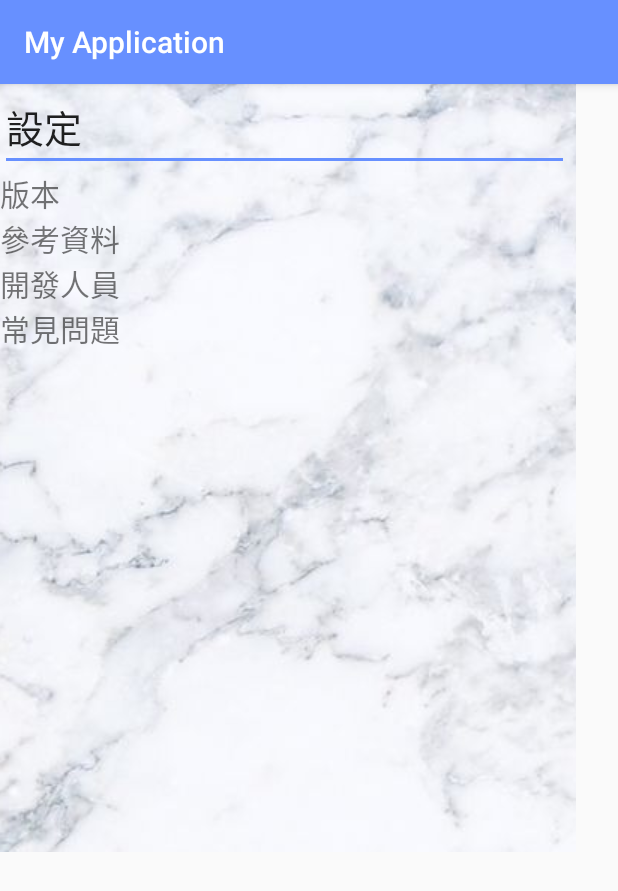
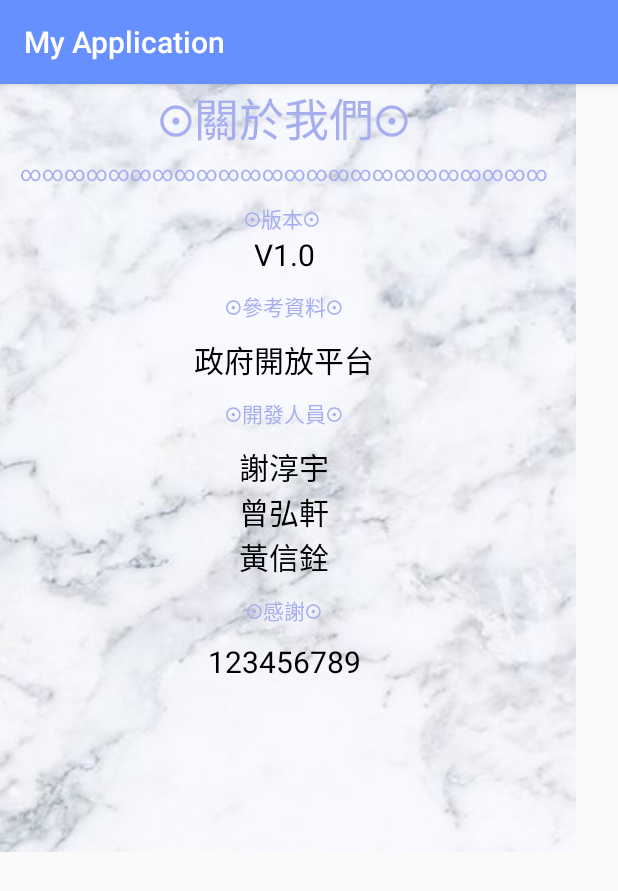
Before and after one commit to fcu-d0441292/yao-chuang-hsiao-chen-tan, an Android app: the Setting screen opened directly, with no data from a screen before it, on a phone screen of 412 x 824 dp. Shown: the top 891 px of the screen. Run offline under Robolectric (Android 15) with nearby library versions, the phone set to English and light mode, and no system bars; Roboto replaces fonts that are not available here; 4 statements that could not run were skipped.

Commit message:
setting UI設計

```diff
--- a/app/build.gradle
+++ b/app/build.gradle
@@ -17,7 +17,7 @@ android {
             proguardFiles getDefaultProguardFile('proguard-android.txt'), 'proguard-rules.pro'
         }
     }
-    buildToolsVersion '27.0.3'
+    buildToolsVersion '26.0.2'
 }
 
 dependencies {
--- a/app/src/main/java/com/example/user/myapplication/Setting.java
+++ b/app/src/main/java/com/example/user/myapplication/Setting.java
@@ -1,15 +1,35 @@
 package com.example.user.myapplication;
 
+import android.graphics.Typeface;
 import android.support.v7.app.AppCompatActivity;
 import android.os.Bundle;
+import android.widget.TextView;
 
 import net.macdidi.myandroidtutorial.ItemDAO;
 
 public class Setting extends AppCompatActivity {
 
+    private TextView tv_version;
+    private TextView tv_datasource;
+    private TextView tv_engineer;
+    private TextView tv_thank;
+
     @Override
     protected void onCreate(Bundle savedInstanceState) {
         super.onCreate(savedInstanceState);
         setContentView(R.layout.activity_setting);
+
+        //UI綁定
+        tv_version = (TextView)findViewById(R.id.tv_version);
+        tv_datasource = (TextView)findViewById(R.id.tv_datasource);
+        tv_engineer = (TextView)findViewById(R.id.tv_engineer);
+        tv_thank = (TextView)findViewById(R.id.tv_thank);
+
+        //設定字形
+        tv_version.setTypeface(Typeface.createFromAsset(getAssets(), "fonts/wt021.ttf"));
+        tv_datasource.setTypeface(Typeface.createFromAsset(getAssets(), "fonts/wt021.ttf"));
+        tv_engineer.setTypeface(Typeface.createFromAsset(getAssets(), "fonts/wt021.ttf"));
+        tv_thank.setTypeface(Typeface.createFromAsset(getAssets(), "fonts/wt021.ttf"));
+
     }
 }
--- a/app/src/main/res/layout/activity_setting.xml
+++ b/app/src/main/res/layout/activity_setting.xml
@@ -22,14 +22,23 @@
         tools:layout_editor_absoluteX="3dp"
         tools:layout_editor_absoluteY="-1dp">
 
-        <EditText
-            android:id="@+id/title_editText2"
+        <TextView
+            android:id="@+id/textView4"
+            android:layout_width="match_parent"
+            android:layout_height="39dp"
+            android:text="⊙關於我們⊙"
+            android:textAlignment="center"
+            android:textColor="@color/colorPrimaryDark"
+            android:textSize="30sp" />
+
+        <TextView
+            android:id="@+id/textView8"
             android:layout_width="match_parent"
             android:layout_height="wrap_content"
-            android:ems="10"
-            android:inputType="textPersonName"
-            android:text="設定 "
-            android:textSize="25sp" />
+            android:padding="10dp"
+            android:text="∞∞∞∞∞∞∞∞∞∞∞∞∞∞∞∞∞∞∞∞∞∞∞∞"
+            android:textAlignment="center"
+            android:textColor="@color/colorPrimaryDark" />
 
         <LinearLayout
             android:layout_width="match_parent"
@@ -40,29 +49,77 @@
                 android:id="@+id/version_textView3"
                 android:layout_width="match_parent"
                 android:layout_height="wrap_content"
-                android:text="版本"
+                android:text="⊙版本⊙ "
+                android:textAlignment="center"
+                android:textColor="@color/colorPrimaryDark"
+                android:textSize="14sp" />
+
+            <TextView
+                android:id="@+id/tv_version"
+                android:layout_width="match_parent"
+                android:layout_height="wrap_content"
+                android:text="V1.0"
+                android:textAlignment="center"
+                android:textColor="@android:color/background_dark"
                 android:textSize="20sp" />
 
             <TextView
                 android:id="@+id/according_textView4"
                 android:layout_width="match_parent"
                 android:layout_height="wrap_content"
-                android:text="參考資料"
+                android:padding="10dp"
+                android:text="⊙參考資料⊙"
+                android:textAlignment="center"
+                android:textColor="@color/colorPrimaryDark"
+                android:textSize="14sp" />
+
+            <TextView
+                android:id="@+id/tv_datasource"
+                android:layout_width="match_parent"
+                android:layout_height="wrap_content"
+                android:text="政府開放平台"
+                android:textAlignment="center"
+                android:textColor="@android:color/background_dark"
                 android:textSize="20sp" />
 
             <TextView
                 android:id="@+id/engineer_textView5"
                 android:layout_width="match_parent"
                 android:layout_height="wrap_content"
-                android:text="開發人員"
+                android:padding="10dp"
+                android:text="⊙開發人員⊙"
+                android:textAlignment="center"
+                android:textColor="@color/colorPrimaryDark"
+                android:textSize="14sp" />
+
+            <TextView
+                android:id="@+id/tv_engineer"
+                android:layout_width="match_parent"
+                android:layout_height="wrap_content"
+                android:text="謝淳宇\n曾弘軒\n黃信銓"
+                android:textAlignment="center"
+                android:textColor="@android:color/background_dark"
                 android:textSize="20sp" />
 
             <TextView
                 android:id="@+id/question_textView6"
                 android:layout_width="match_parent"
                 android:layout_height="wrap_content"
-                android:text="常見問題"
+                android:padding="10dp"
+                android:text="⊙感謝⊙"
+                android:textAlignment="center"
+                android:textColor="@color/colorPrimaryDark"
+                android:textSize="14sp" />
+
+            <TextView
+                android:id="@+id/tv_thank"
+                android:layout_width="match_parent"
+                android:layout_height="wrap_content"
+                android:text="123456789"
+                android:textAlignment="center"
+                android:textColor="@android:color/background_dark"
                 android:textSize="20sp" />
+
         </LinearLayout>
     </LinearLayout>
 
```
